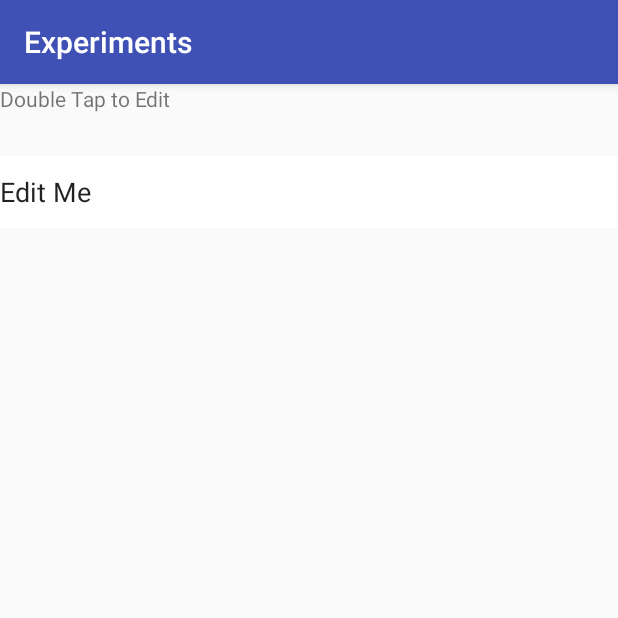
After one commit to Orbar/Experiments, an Android app: the DoubleTapEditActivity screen opened directly, with no data from a screen before it, on a phone screen of 412 x 824 dp, the top half of it. The commit adds this screen. Run offline under Robolectric (Android 15) with nearby library versions, the phone set to English and light mode, and no system bars; our stand-ins replace ButterKnife; libraries missing offline, so code that uses them is left out: com.jakewharton.rxbinding, rx.android.schedulers, rx.functions; 3 statements that could not run were skipped.

Commit message:
move to separate activity

```diff
--- a/app/src/main/AndroidManifest.xml
+++ b/app/src/main/AndroidManifest.xml
@@ -15,6 +15,8 @@
                 <category android:name="android.intent.category.LAUNCHER"/>
             </intent-filter>
         </activity>
+        <activity android:name=".DoubleTapEditActivity">
+        </activity>
     </application>
 
 </manifest>
--- /dev/null
+++ b/app/src/main/java/com/orbar/experiments/DoubleTapEditActivity.java
@@ -0,0 +1,86 @@
+package com.orbar.experiments;
+
+import android.support.v7.app.AppCompatActivity;
+import android.os.Bundle;
+import android.text.method.KeyListener;
+import android.view.KeyEvent;
+import android.widget.EditText;
+import android.widget.LinearLayout;
+import android.widget.Toast;
+
+import com.jakewharton.rxbinding.view.RxView;
+import com.jakewharton.rxbinding.widget.RxTextView;
+
+import java.util.concurrent.TimeUnit;
+
+import butterknife.BindView;
+import butterknife.ButterKnife;
+import rx.Observable;
+import rx.android.schedulers.AndroidSchedulers;
+import rx.functions.Actions;
+
+public class DoubleTapEditActivity extends AppCompatActivity {
+
+    @BindView(R.id.double_tap_edit)
+    EditText mDoubleTapEdit;
+
+    @BindView(R.id.activity_main)
+    LinearLayout mLayout;
+
+    @Override
+    protected void onCreate(Bundle savedInstanceState) {
+        super.onCreate(savedInstanceState);
+        setContentView(R.layout.activity_double_tap_edit);
+
+        ButterKnife.bind(this);
+
+        mDoubleTapEdit.setTag(mDoubleTapEdit.getKeyListener());
+        mDoubleTapEdit.setKeyListener(null);
+
+        Observable<Void> observable = RxView.clicks(mDoubleTapEdit).share();
+        observable.buffer(observable.debounce(200, TimeUnit.MILLISECONDS))
+                .observeOn(AndroidSchedulers.mainThread())
+                .filter(list -> list.size() >= 2)
+                .filter(list -> !mDoubleTapEdit.isSelected())
+                .subscribe(voids -> {
+                    Toast.makeText(this, "Double Click", Toast.LENGTH_SHORT).show();
+
+                    enableEditing(!mDoubleTapEdit.isSelected());
+                }, Actions.empty());
+
+        RxTextView.editorActionEvents(mDoubleTapEdit)
+                .filter(event -> event.actionId() == KeyEvent.ACTION_DOWN)
+                .filter(event -> event.keyEvent().getKeyCode() == (KeyEvent.KEYCODE_ENTER))
+                .subscribe(event -> {
+                    enableEditing(false);
+                });
+    }
+
+    private void enableEditing(boolean selected) {
+        if (selected) {
+            mDoubleTapEdit.setSelected(true);
+            mDoubleTapEdit.setKeyListener((KeyListener) mDoubleTapEdit.getTag());
+
+            //move cursor to end
+            mDoubleTapEdit.setSelection(mDoubleTapEdit.getText().length());
+
+            //enable edittext
+            mDoubleTapEdit.setCursorVisible(true);
+            mDoubleTapEdit.setFocusable(true);
+            mDoubleTapEdit.setFocusableInTouchMode(true);
+
+            // request focus
+            mDoubleTapEdit.requestFocus();
+
+            //show keyboard
+        } else {
+            mDoubleTapEdit.setSelected(false);
+
+            mDoubleTapEdit.setKeyListener(null);
+
+            mDoubleTapEdit.setCursorVisible(false);
+            mDoubleTapEdit.setFocusable(false);
+            mDoubleTapEdit.setFocusableInTouchMode(false);
+        }
+    }
+}
--- /dev/null
+++ b/app/src/main/res/layout/activity_double_tap_edit.xml
@@ -0,0 +1,28 @@
+<?xml version="1.0" encoding="utf-8"?>
+<LinearLayout
+    xmlns:android="http://schemas.android.com/apk/res/android"
+    xmlns:tools="http://schemas.android.com/tools"
+    android:id="@+id/activity_main"
+    android:layout_width="match_parent"
+    android:layout_height="match_parent"
+    android:orientation="vertical"
+    tools:context="com.orbar.experiments.DoubleTapEditActivity">
+
+    <TextView
+        android:layout_width="match_parent"
+        android:layout_height="48dp"
+        android:text="Double Tap to Edit" />
+
+    <EditText
+        android:id="@+id/double_tap_edit"
+        android:layout_width="match_parent"
+        android:layout_height="48dp"
+        android:clickable="true"
+        android:background="@drawable/dcte_selector"
+        android:text="Edit Me"
+        android:cursorVisible="false"
+        android:imeOptions="actionDone"
+        android:focusable="false"
+        android:focusableInTouchMode="false" />
+
+</LinearLayout>
```
Also changed, not shown: app/src/main/java/com/orbar/experiments/MainActivity.java (+20 -47 lines), app/src/main/res/layout/activity_main.xml (+3 -14 lines).
